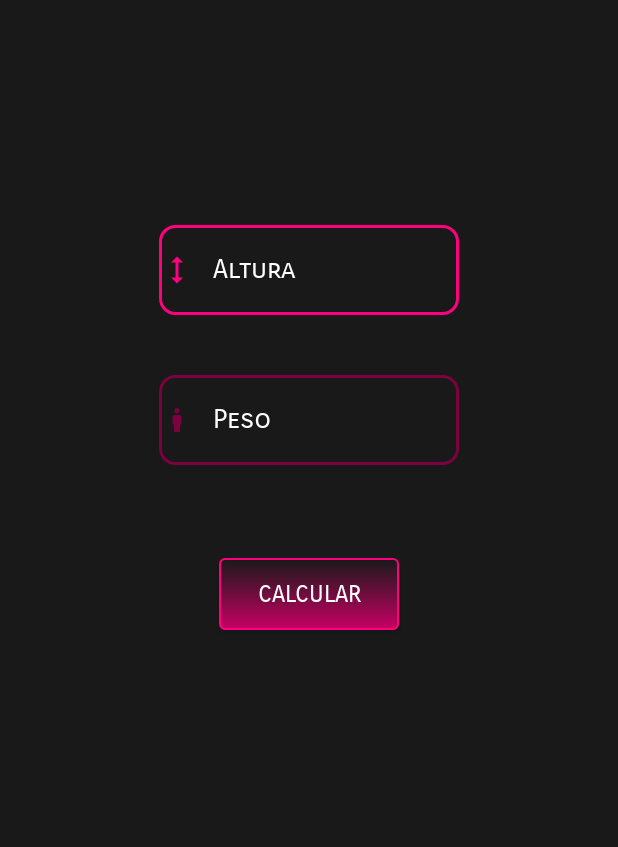
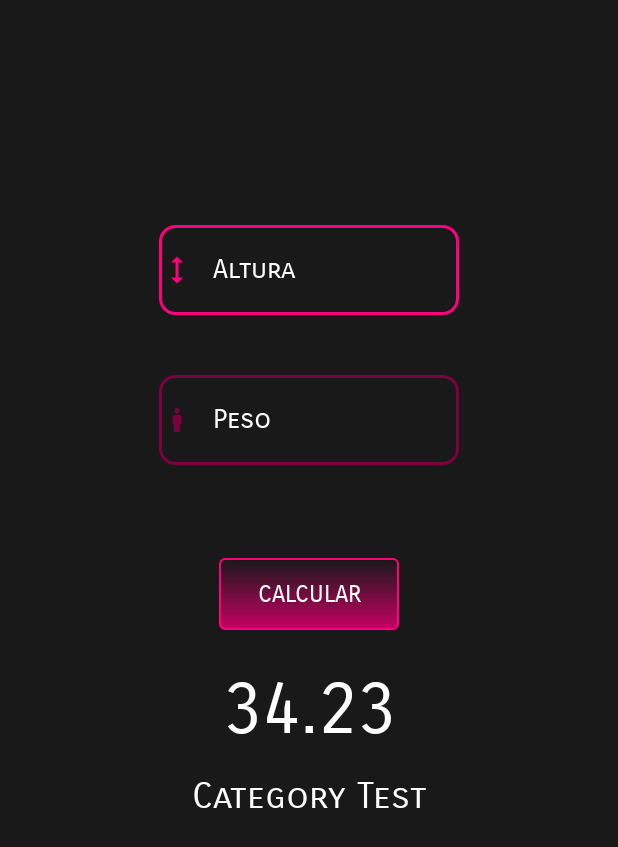
Before and after one commit to atrwallace/CalculadoradeIMC, an Android app: the layout activity_main.xml on its own in the app's theme, with its tools: preview values and no code run, on a phone screen of 412 x 824 dp. Shown: the top 847 px of the screen. Run offline under Robolectric (Android 15) with nearby library versions, the phone set to English and light mode, and no system bars; plain views replace MaskedEditText.

Commit message:
first commit

```diff
--- a/app/src/main/res/layout/activity_main.xml
+++ b/app/src/main/res/layout/activity_main.xml
@@ -73,7 +73,8 @@
         android:textColor="@color/white"
         app:layout_constraintEnd_toEndOf="@+id/editTxtWeight"
         app:layout_constraintStart_toStartOf="@+id/editTxtWeight"
-        app:layout_constraintTop_toBottomOf="@+id/buttonCalculate" />
+        app:layout_constraintTop_toBottomOf="@+id/buttonCalculate"
+        tools:text="34.23"/>
 
     <TextView
         android:id="@+id/txtCategory"
@@ -85,5 +86,6 @@
         app:layout_constraintEnd_toEndOf="@+id/txtResult"
         app:layout_constraintStart_toStartOf="@+id/txtResult"
         app:layout_constraintTop_toBottomOf="@+id/txtResult"
-        android:layout_marginTop="14dp"/>
+        android:layout_marginTop="14dp"
+        tools:text="Category Test"/>
 </androidx.constraintlayout.widget.ConstraintLayout>
```
